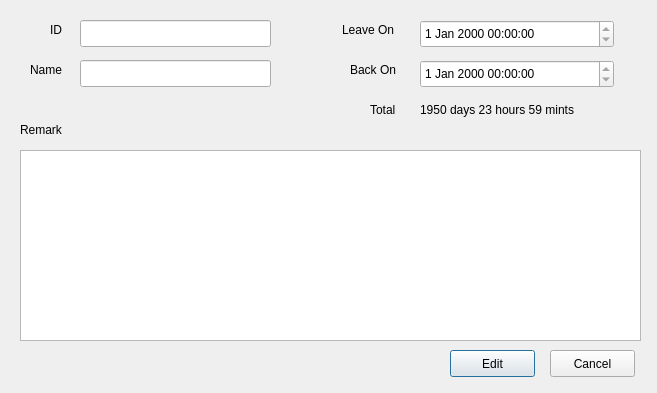
The window that edit.ui (Weemy96/slms) describes before a commit, drawn with Qt 5.
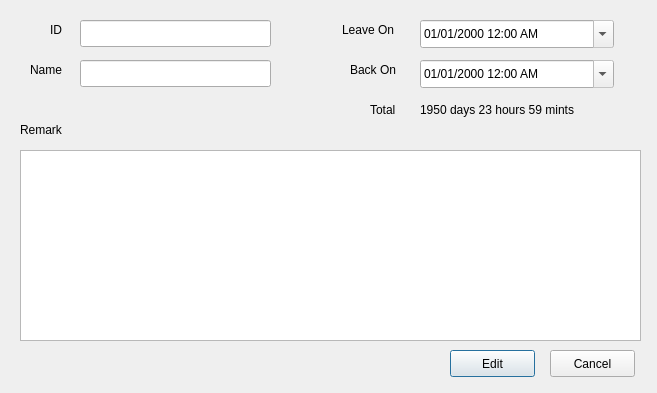
The same window after the commit.

Patch:
```diff
--- a/edit.ui
+++ b/edit.ui
@@ -77,6 +77,12 @@
    <property name="readOnly">
     <bool>true</bool>
    </property>
+   <property name="displayFormat">
+    <string>dd/MM/yyyy h:mm AP</string>
+   </property>
+   <property name="calendarPopup">
+    <bool>true</bool>
+   </property>
   </widget>
   <widget class="QDateTimeEdit" name="date_time_back_edit">
    <property name="geometry">
@@ -90,6 +96,12 @@
    <property name="readOnly">
     <bool>true</bool>
    </property>
+   <property name="displayFormat">
+    <string>dd/MM/yyyy h:mm AP</string>
+   </property>
+   <property name="calendarPopup">
+    <bool>true</bool>
+   </property>
   </widget>
   <widget class="QLineEdit" name="txt_id_edit">
    <property name="geometry">
```
